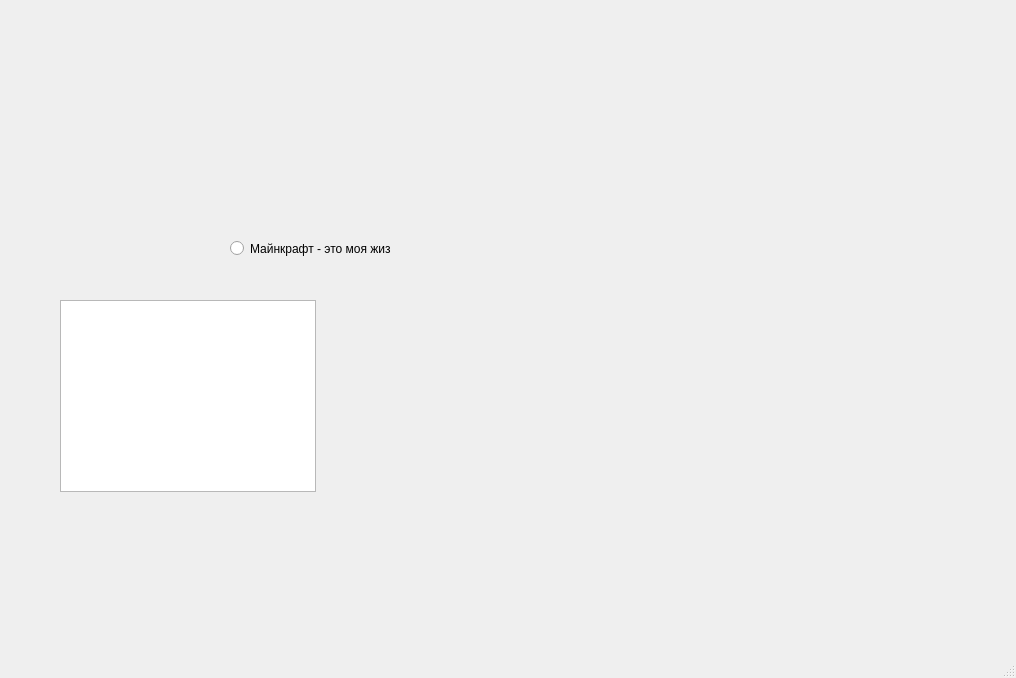
First picture: the form in MinecraftLauncher/mainwindow.ui, repository MixaPlt/EKNM-Launcher, before the edit.
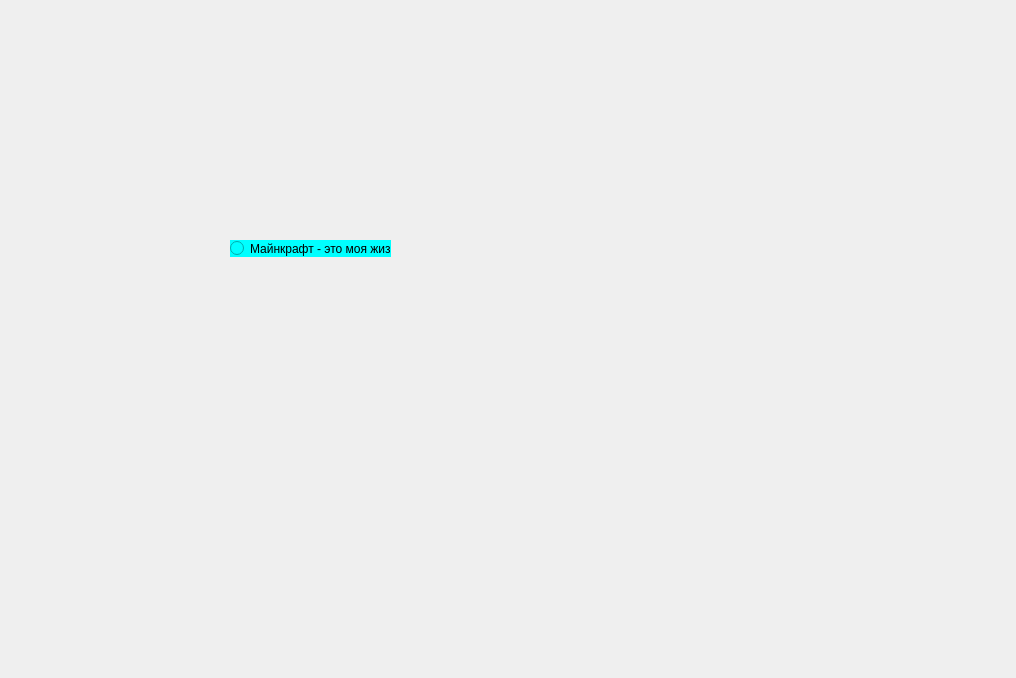
Second picture: the form after the edit. Icons and pictures are not drawn.

Commit message: Fix window size

What changed in the file:
```diff
--- a/MinecraftLauncher/mainwindow.ui
+++ b/MinecraftLauncher/mainwindow.ui
@@ -10,6 +10,24 @@
     <height>678</height>
    </rect>
   </property>
+  <property name="sizePolicy">
+   <sizepolicy hsizetype="Fixed" vsizetype="Fixed">
+    <horstretch>0</horstretch>
+    <verstretch>0</verstretch>
+   </sizepolicy>
+  </property>
+  <property name="minimumSize">
+   <size>
+    <width>1016</width>
+    <height>678</height>
+   </size>
+  </property>
+  <property name="maximumSize">
+   <size>
+    <width>1016</width>
+    <height>678</height>
+   </size>
+  </property>
   <property name="windowTitle">
    <string>EKNM Launcher</string>
   </property>
@@ -35,22 +53,17 @@
      </rect>
     </property>
     <property name="cursor">
-     <cursorShape>WaitCursor</cursorShape>
+     <cursorShape>ClosedHandCursor</cursorShape>
+    </property>
+    <property name="styleSheet">
+     <string notr="true">QWidget {
+	background-color: #00FFFF;
+}</string>
     </property>
     <property name="text">
      <string>Майнкрафт - это моя жизнь</string>
     </property>
    </widget>
-   <widget class="QGraphicsView" name="graphicsView">
-    <property name="geometry">
-     <rect>
-      <x>60</x>
-      <y>300</y>
-      <width>256</width>
-      <height>192</height>
-     </rect>
-    </property>
-   </widget>
   </widget>
   <widget class="QMenuBar" name="menubar">
    <property name="geometry">
@@ -62,7 +75,6 @@
     </rect>
    </property>
   </widget>
-  <widget class="QStatusBar" name="statusbar"/>
  </widget>
  <resources/>
  <connections/>
```
